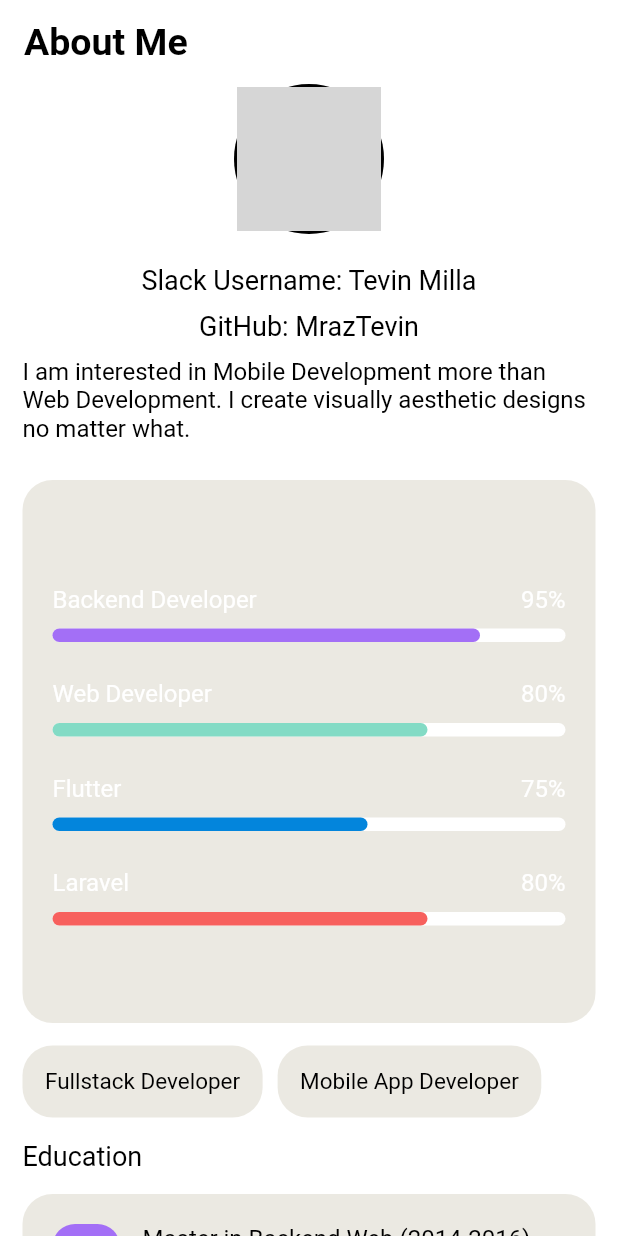
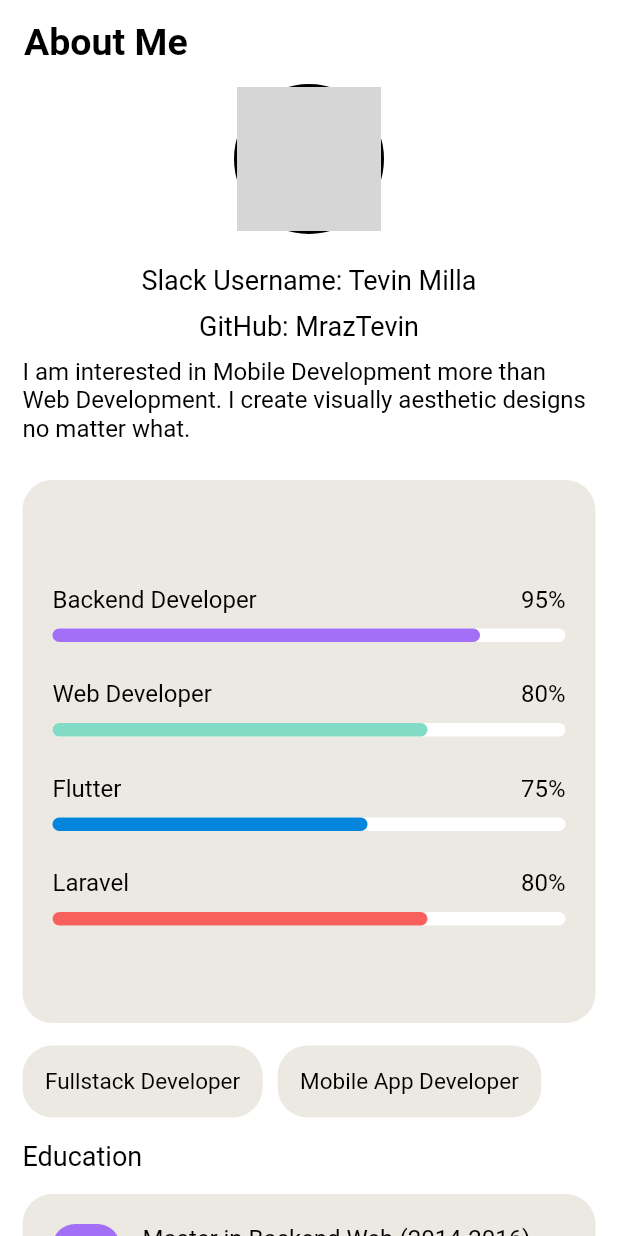
Before and after one commit to MrazTevin/View-CV, a Flutter app: the screen it shows after launch, on a phone screen of 412 x 824 dp. Run offline on Flutter 3.47's test engine with Material 2 defaults, Android fonts, the phone set to English and light mode, and no system bars; grey boxes are pictures that could not be loaded.

Commit message:
m: change the colors

```diff
--- a/lib/widgets/progress_bar.dart
+++ b/lib/widgets/progress_bar.dart
@@ -25,8 +25,8 @@ class ProgressBarCustom extends StatelessWidget {
           Row(
             mainAxisAlignment: MainAxisAlignment.spaceBetween,
             children: [
-              Text(skill ?? "", style: TextStyle(color: Colors.white, fontSize: 16)),
-              Text('$porcentaje%', style: TextStyle(color: Colors.white, fontSize: 16)),
+              Text(skill ?? "", style: TextStyle(color: Colors.black, fontSize: 16)),
+              Text('$porcentaje%', style: TextStyle(color: Colors.black, fontSize: 16)),
             ],
           ),
           SizedBox(height: 10.0),
```
